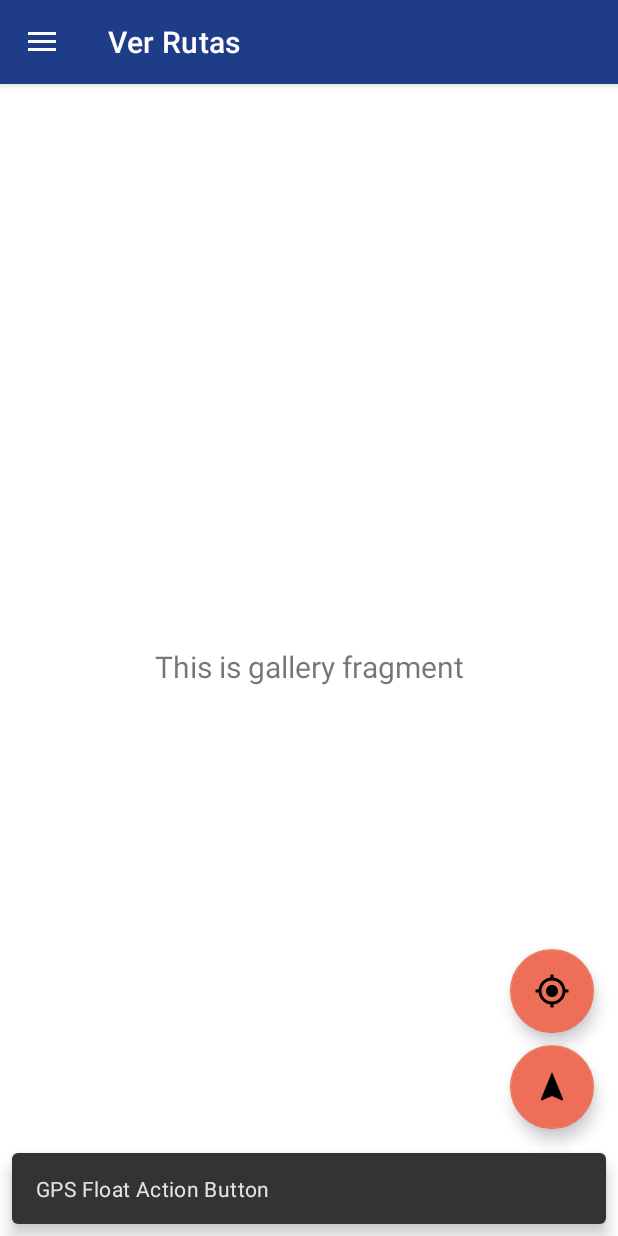
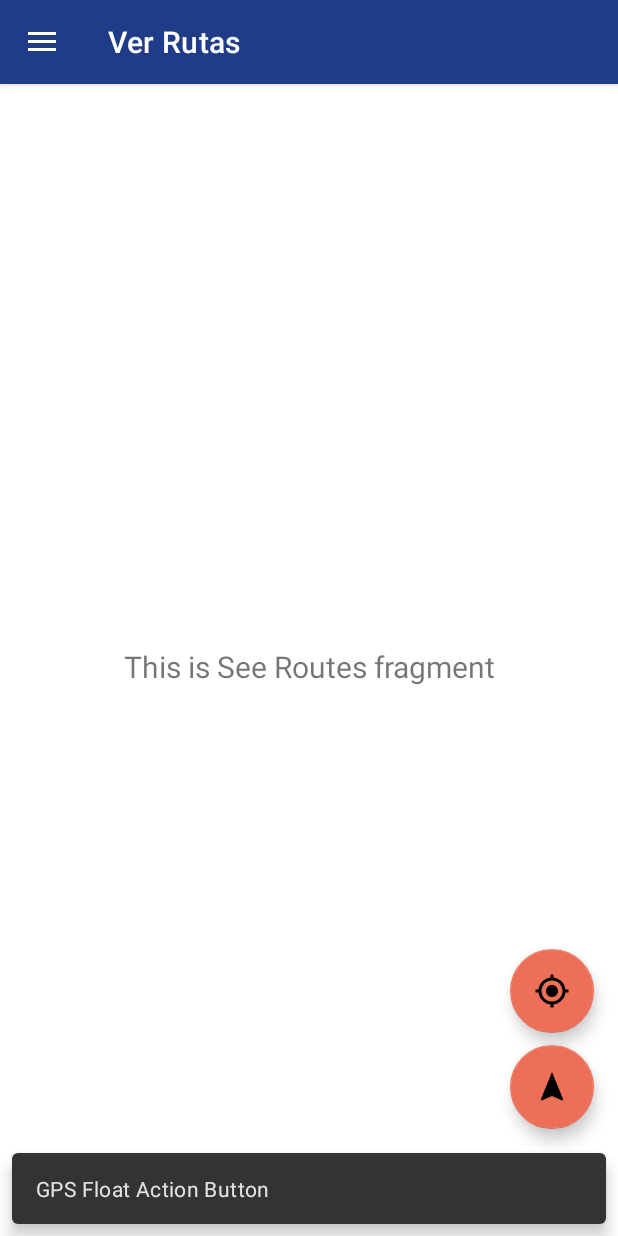
Before and after one commit to MarcoAntonioAS17/RealTimeRoute, an Android app: the screen it shows after launch (MainActivity), in the side drawer, after a tap on "Ver Rutas", on a phone screen of 412 x 824 dp. Run offline under Robolectric (Android 15) with nearby library versions, the phone set to English and light mode, and no system bars; our stand-ins replace navigation-ui.

Commit message:
Fragments completed

```diff
--- a/app/src/main/java/com/example/project_test/MainActivity.java
+++ b/app/src/main/java/com/example/project_test/MainActivity.java
@@ -42,7 +42,7 @@ public class MainActivity extends AppCompatActivity {
         // Passing each menu ID as a set of Ids because each
         // menu should be considered as top level destinations.
         mAppBarConfiguration = new AppBarConfiguration.Builder(
-                R.id.nav_home, R.id.nav_routes, R.id.nav_real_time_routes)
+                R.id.nav_home, R.id.nav_routes, R.id.nav_real_time_routes, R.id.nav_report_problem, R.id.nav_config)
                 .setDrawerLayout(drawer)
                 .build();
         NavController navController = Navigation.findNavController(this, R.id.nav_host_fragment);
--- a/app/src/main/java/com/example/project_test/ui/gallery/GalleryFragment.java
+++ /dev/null
@@ -1,30 +0,0 @@
-package com.example.project_test.ui.gallery;
-
-import android.os.Bundle;
-import android.view.LayoutInflater;
-import android.view.View;
-import android.view.ViewGroup;
-import android.widget.TextView;
-
-import androidx.annotation.NonNull;
-import androidx.annotation.Nullable;
-import androidx.fragment.app.Fragment;
-import androidx.lifecycle.Observer;
-import androidx.lifecycle.ViewModelProvider;
-
-import com.example.project_test.R;
-
-public class GalleryFragment extends Fragment {
-
-    private GalleryViewModel galleryViewModel;
-
-    public View onCreateView(@NonNull LayoutInflater inflater,
-                             ViewGroup container, Bundle savedInstanceState) {
-        galleryViewModel =
-                new ViewModelProvider(this).get(GalleryViewModel.class);
-        View root = inflater.inflate(R.layout.fragment_gallery, container, false);
-        final TextView textView = root.findViewById(R.id.text_gallery);
-        galleryViewModel.getText().observe(getViewLifecycleOwner(), s -> textView.setText(s));
-        return root;
-    }
-}
--- /dev/null
+++ b/app/src/main/java/com/example/project_test/ui/routes/RoutesFragment.java
@@ -0,0 +1,28 @@
+package com.example.project_test.ui.routes;
+
+import android.os.Bundle;
+import android.view.LayoutInflater;
+import android.view.View;
+import android.view.ViewGroup;
+import android.widget.TextView;
+
+import androidx.annotation.NonNull;
+import androidx.fragment.app.Fragment;
+import androidx.lifecycle.ViewModelProvider;
+
+import com.example.project_test.R;
+
+public class RoutesFragment extends Fragment {
+
+    private RoutesViewModel routesViewModel;
+
+    public View onCreateView(@NonNull LayoutInflater inflater,
+                             ViewGroup container, Bundle savedInstanceState) {
+        routesViewModel =
+                new ViewModelProvider(this).get(RoutesViewModel.class);
+        View root = inflater.inflate(R.layout.fragment_see_routes, container, false);
+        final TextView textView = root.findViewById(R.id.text_see_routes);
+        routesViewModel.getText().observe(getViewLifecycleOwner(), s -> textView.setText(s));
+        return root;
+    }
+}
--- a/app/src/main/java/com/example/project_test/ui/gallery/GalleryViewModel.java
+++ b/app/src/main/java/com/example/project_test/ui/routes/RoutesViewModel.java
@@ -1,16 +1,16 @@
-package com.example.project_test.ui.gallery;
+package com.example.project_test.ui.routes;
 
 import androidx.lifecycle.LiveData;
 import androidx.lifecycle.MutableLiveData;
 import androidx.lifecycle.ViewModel;
 
-public class GalleryViewModel extends ViewModel {
+public class RoutesViewModel extends ViewModel {
 
     private MutableLiveData<String> mText;
 
-    public GalleryViewModel() {
+    public RoutesViewModel() {
         mText = new MutableLiveData<>();
-        mText.setValue("This is gallery fragment");
+        mText.setValue("This is See Routes fragment");
     }
 
     public LiveData<String> getText() {
--- a/app/src/main/res/layout/fragment_slideshow.xml
+++ b/app/src/main/res/layout/fragment_real_time_routes.xml
@@ -4,10 +4,10 @@
     xmlns:tools="http://schemas.android.com/tools"
     android:layout_width="match_parent"
     android:layout_height="match_parent"
-    tools:context=".ui.slideshow.SlideshowFragment">
+    tools:context=".ui.realTimeRoutes.RTRFragment">
 
     <TextView
-        android:id="@+id/text_slideshow"
+        android:id="@+id/text_real_time_routes"
         android:layout_width="match_parent"
         android:layout_height="wrap_content"
         android:layout_marginStart="8dp"
--- a/app/src/main/res/layout/fragment_gallery.xml
+++ b/app/src/main/res/layout/fragment_report_problem.xml
@@ -1,13 +1,14 @@
 <?xml version="1.0" encoding="utf-8"?>
-<androidx.constraintlayout.widget.ConstraintLayout xmlns:android="http://schemas.android.com/apk/res/android"
+<androidx.constraintlayout.widget.ConstraintLayout
+    xmlns:android="http://schemas.android.com/apk/res/android"
     xmlns:app="http://schemas.android.com/apk/res-auto"
     xmlns:tools="http://schemas.android.com/tools"
     android:layout_width="match_parent"
     android:layout_height="match_parent"
-    tools:context=".ui.gallery.GalleryFragment">
+    tools:context=".ui.reportProblem.ReportProFragment">
 
     <TextView
-        android:id="@+id/text_gallery"
+        android:id="@+id/text_report_problem"
         android:layout_width="match_parent"
         android:layout_height="wrap_content"
         android:layout_marginStart="8dp"
@@ -19,4 +20,5 @@
         app:layout_constraintEnd_toEndOf="parent"
         app:layout_constraintStart_toStartOf="parent"
         app:layout_constraintTop_toTopOf="parent" />
+
 </androidx.constraintlayout.widget.ConstraintLayout>
--- /dev/null
+++ b/app/src/main/res/layout/fragment_see_routes.xml
@@ -0,0 +1,23 @@
+<?xml version="1.0" encoding="utf-8"?>
+<androidx.constraintlayout.widget.ConstraintLayout
+    xmlns:android="http://schemas.android.com/apk/res/android"
+    xmlns:app="http://schemas.android.com/apk/res-auto"
+    xmlns:tools="http://schemas.android.com/tools"
+    android:layout_width="match_parent"
+    android:layout_height="match_parent"
+    tools:context=".ui.routes.RoutesFragment">
+
+    <TextView
+        android:id="@+id/text_see_routes"
+        android:layout_width="match_parent"
+        android:layout_height="wrap_content"
+        android:layout_marginStart="8dp"
+        android:layout_marginTop="8dp"
+        android:layout_marginEnd="8dp"
+        android:textAlignment="center"
+        android:textSize="20sp"
+        app:layout_constraintBottom_toBottomOf="parent"
+        app:layout_constraintEnd_toEndOf="parent"
+        app:layout_constraintStart_toStartOf="parent"
+        app:layout_constraintTop_toTopOf="parent" />
+</androidx.constraintlayout.widget.ConstraintLayout>
--- a/app/src/main/res/navigation/mobile_navigation.xml
+++ b/app/src/main/res/navigation/mobile_navigation.xml
@@ -13,13 +13,25 @@
 
     <fragment
         android:id="@+id/nav_routes"
-        android:name="com.example.project_test.ui.gallery.GalleryFragment"
+        android:name="com.example.project_test.ui.routes.RoutesFragment"
         android:label="@string/menu_routes"
-        tools:layout="@layout/fragment_gallery" />
+        tools:layout="@layout/fragment_see_routes" />
 
     <fragment
         android:id="@+id/nav_real_time_routes"
-        android:name="com.example.project_test.ui.slideshow.SlideshowFragment"
+        android:name="com.example.project_test.ui.realTimeRoutes.RTRFragment"
         android:label="@string/menu_real_time_routes"
-        tools:layout="@layout/fragment_slideshow" />
+        tools:layout="@layout/fragment_real_time_routes" />
+
+    <fragment
+        android:id="@+id/nav_report_problem"
+        android:name="com.example.project_test.ui.reportProblem.ReportProFragment"
+        android:label="@string/menu_report_problem"
+        tools:layout="@layout/fragment_report_problem"/>
+
+    <fragment
+        android:id="@+id/nav_config"
+        android:name="com.example.project_test.ui.Configuration.ConfigFragment"
+        android:label="@string/menu_configuration"/>
+
 </navigation>
```
Also changed, not shown: app/src/main/java/com/example/project_test/ui/Configuration/ConfigFragment.java (added, +32 -0 lines), app/src/main/java/com/example/project_test/ui/Configuration/ConfigViewModel.java (added, +18 -0 lines), app/src/main/java/com/example/project_test/ui/realTimeRoutes/RTRFragment.java (added, +28 -0 lines), app/src/main/java/com/example/project_test/ui/realTimeRoutes/RTRViewModel.java (renamed from app/src/main/java/com/example/project_test/ui/slideshow/SlideshowViewModel.java, +4 -4 lines), app/src/main/java/com/example/project_test/ui/reportProblem/ReportProFragment.java (added, +32 -0 lines), app/src/main/java/com/example/project_test/ui/reportProblem/ReportProViewModel.java (added, +18 -0 lines), app/src/main/java/com/example/project_test/ui/slideshow/SlideshowFragment.java (deleted, +0 -30 lines), app/src/main/res/layout/fragment_configuration.xml (added, +24 -0 lines).
